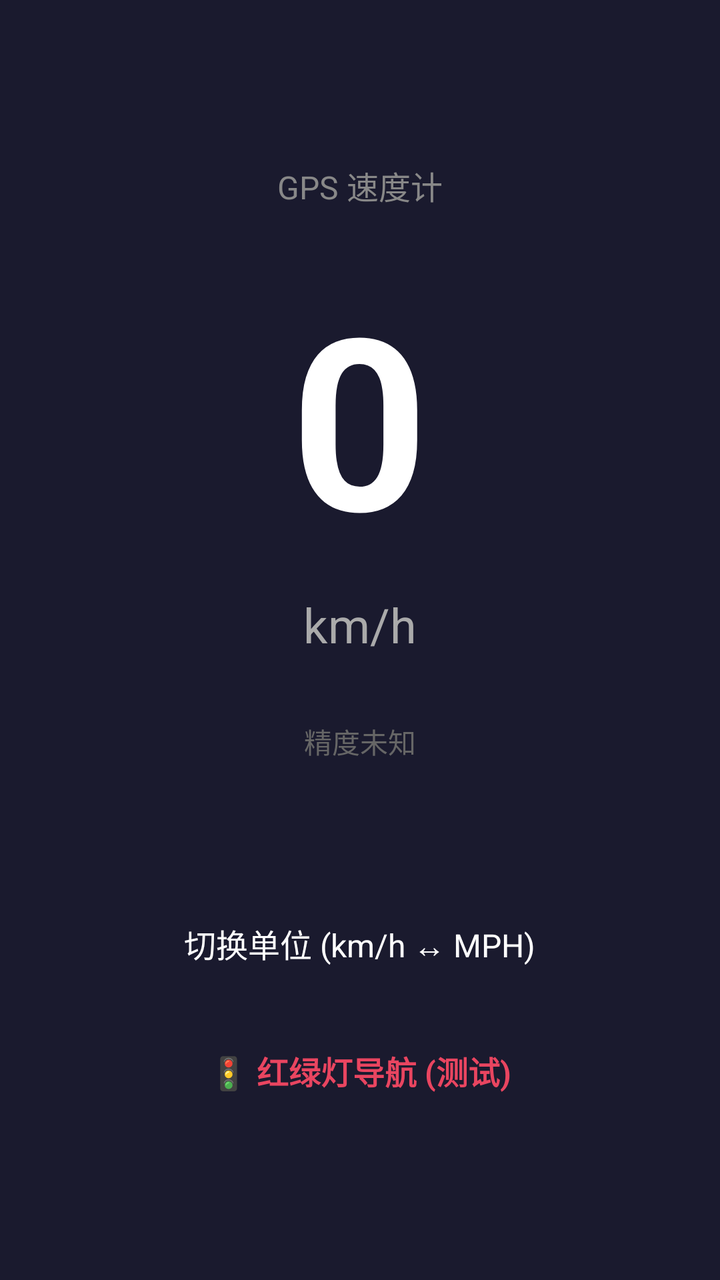
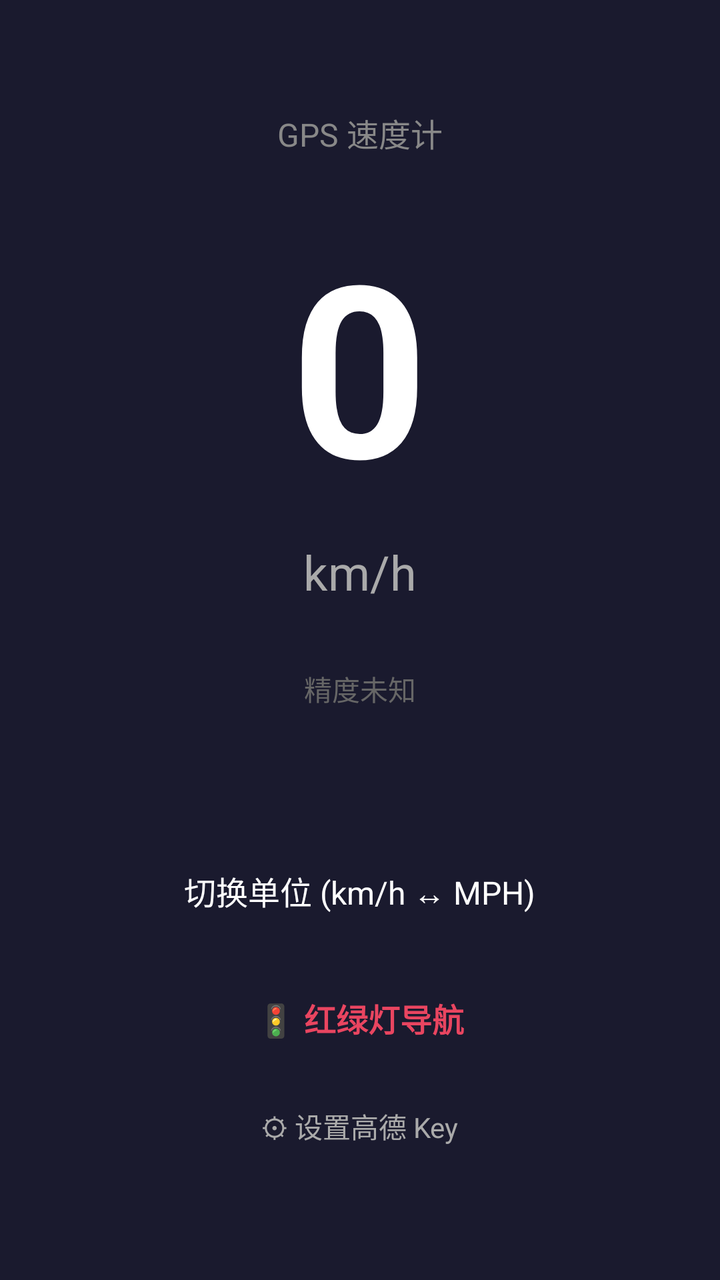

Screens rendered from an Android XML layout before and after an edit, with the pre-edit source and the edit as a unified diff.
<!-- AndroidManifest.xml: application theme Theme.GpsSpeedometer -->
<!-- res/layout/activity_main.xml -->
<?xml version="1.0" encoding="utf-8"?>
<LinearLayout xmlns:android="http://schemas.android.com/apk/res/android"
    android:layout_width="match_parent"
    android:layout_height="match_parent"
    android:background="#1A1A2E"
    android:gravity="center"
    android:orientation="vertical"
    android:padding="32dp">

    <TextView
        android:layout_width="wrap_content"
        android:layout_height="wrap_content"
        android:text="@string/app_name"
        android:textColor="#888888"
        android:textSize="16sp" />

    <TextView
        android:id="@+id/tv_speed"
        android:layout_width="wrap_content"
        android:layout_height="wrap_content"
        android:layout_marginTop="24dp"
        android:text="0"
        android:textColor="#FFFFFF"
        android:textSize="120sp"
        android:textStyle="bold" />

    <TextView
        android:id="@+id/tv_unit"
        android:layout_width="wrap_content"
        android:layout_height="wrap_content"
        android:layout_marginTop="8dp"
        android:text="km/h"
        android:textColor="#AAAAAA"
        android:textSize="24sp" />

    <TextView
        android:id="@+id/tv_accuracy"
        android:layout_width="wrap_content"
        android:layout_height="wrap_content"
        android:layout_marginTop="32dp"
        android:text="@string/accuracy_unknown"
        android:textColor="#666666"
        android:textSize="14sp" />

    <TextView
        android:id="@+id/tv_source"
        android:layout_width="wrap_content"
        android:layout_height="wrap_content"
        android:layout_marginTop="8dp"
        android:textColor="#666666"
        android:textSize="14sp" />

    <TextView
        android:id="@+id/btn_toggle_unit"
        android:layout_width="wrap_content"
        android:layout_height="wrap_content"
        android:layout_marginTop="40dp"
        android:background="?attr/selectableItemBackground"
        android:paddingHorizontal="24dp"
        android:paddingVertical="12dp"
        android:text="@string/toggle_unit"
        android:textColor="#FFFFFF"
        android:textSize="16sp" />

    <TextView
        android:id="@+id/btn_navi"
        android:layout_width="wrap_content"
        android:layout_height="wrap_content"
        android:layout_marginTop="16dp"
        android:background="?attr/selectableItemBackground"
        android:paddingHorizontal="24dp"
        android:paddingVertical="12dp"
        android:text="@string/btn_navi"
        android:textColor="#E94560"
        android:textSize="16sp"
        android:textStyle="bold" />

</LinearLayout>
<!-- resources referenced by this layout -->
<resources>
  <string name="accuracy_unknown">精度未知</string>
  <string name="app_name">GPS 速度计</string>
  <string name="btn_navi">🚦 红绿灯导航 (测试)</string>
  <string name="toggle_unit">切换单位 (km/h ↔ MPH)</string>
  <style name="Theme.GpsSpeedometer" parent="Theme.Material3.DayNight.NoActionBar">
          <item name="colorPrimary">@color/colorPrimary</item>
          <item name="colorOnPrimary">#FFFFFF</item>
          <item name="android:statusBarColor">@color/colorPrimary</item>
      </style>
  <color name="colorPrimary">#16213E</color>
</resources>

<!-- the commit's change to res/layout/activity_main.xml (unified diff, before → after) -->
@@ -75,4 +75,16 @@
         android:textSize="16sp"
         android:textStyle="bold" />
 
+    <TextView
+        android:id="@+id/btn_key_settings"
+        android:layout_width="wrap_content"
+        android:layout_height="wrap_content"
+        android:layout_marginTop="8dp"
+        android:background="?attr/selectableItemBackground"
+        android:paddingHorizontal="24dp"
+        android:paddingVertical="12dp"
+        android:text="@string/btn_key_settings"
+        android:textColor="#AAAAAA"
+        android:textSize="14sp" />
+
 </LinearLayout>
<!-- resource entries referenced after the edit -->
@@ -2,7 +2,8 @@
 <resources>
   <string name="accuracy_unknown">精度未知</string>
   <string name="app_name">GPS 速度计</string>
-  <string name="btn_navi">🚦 红绿灯导航 (测试)</string>
+  <string name="btn_key_settings">⚙ 设置高德 Key</string>
+  <string name="btn_navi">🚦 红绿灯导航</string>
   <string name="toggle_unit">切换单位 (km/h ↔ MPH)</string>
   <style name="Theme.GpsSpeedometer" parent="Theme.Material3.DayNight.NoActionBar">
           <item name="colorPrimary">@color/colorPrimary</item>
